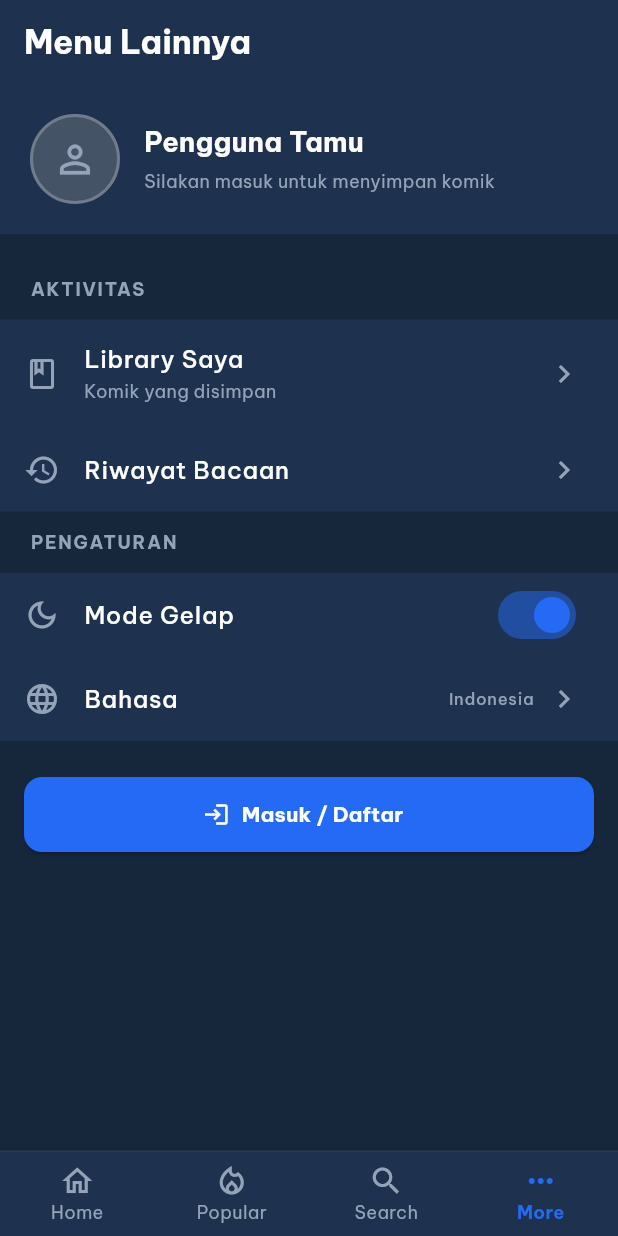
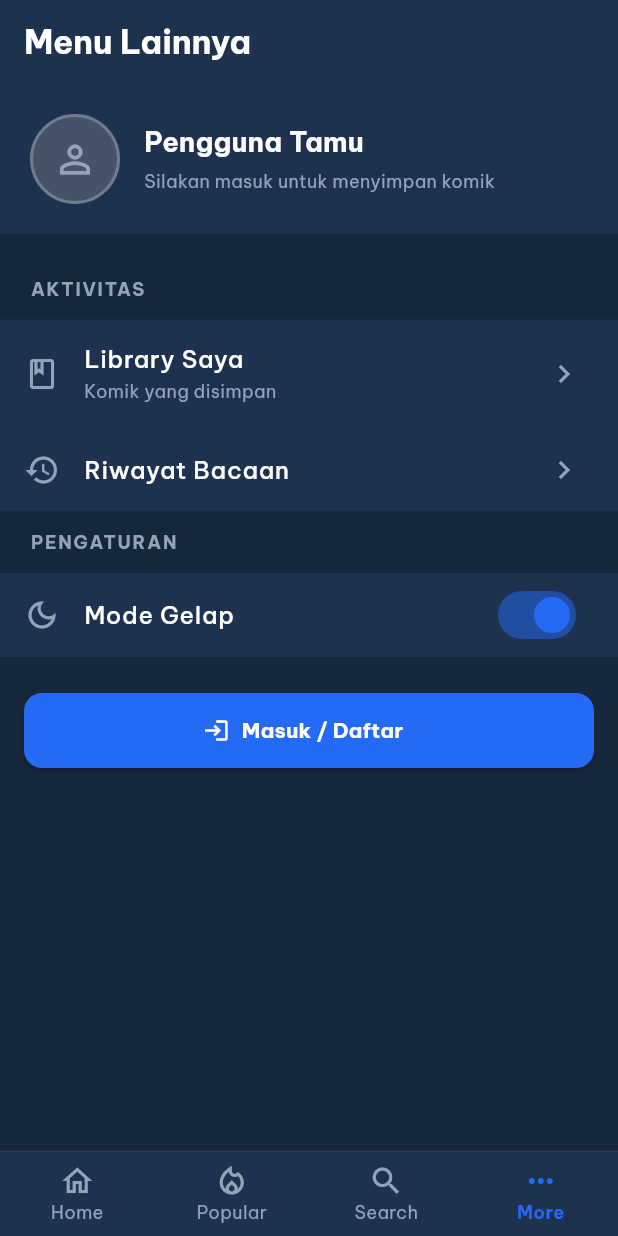
Before and after one commit to aufarmp/Project-MOP, a Flutter app: the screen it shows after launch, item 4 of the bottom bar chosen, on a phone screen of 412 x 824 dp. Run offline on Flutter 3.47's test engine with Material 3 defaults, Android fonts, the light colour scheme and no system bars; our stand-ins replace google_fonts, shared_preferences; network calls fail.

Commit message:
Updating More.php

```diff
--- a/lib/services/api_service.dart
+++ b/lib/services/api_service.dart
@@ -81,7 +81,7 @@ class ApiService {
     }
   }
 
-// ==========================================
+  // ==========================================
   // FUNGSI 4: Autentikasi / Login
   // ==========================================
   Future<Map<String, dynamic>> login(String email, String password) async {
--- a/lib/views/more.dart
+++ b/lib/views/more.dart
@@ -19,7 +19,6 @@ class More extends StatefulWidget {
 
 class _MoreState extends State<More> {
   bool _isDarkMode = themeNotifier.value == ThemeMode.dark;
-  final String _selectedLanguage = 'Indonesia';
 
   bool _isLoggedIn = false;
   String _userName = 'Pengguna Tamu';
@@ -73,7 +72,6 @@ class _MoreState extends State<More> {
                   subtitle: 'Komik yang disimpan',
                   onTap: () {
                     _checkAuthBeforeAction(() {
-                      // [UPDATE] Navigasi ke Library
                       Navigator.push(context, MaterialPageRoute(builder: (context) => const LibraryPage()));
                     });
                   },
@@ -83,7 +81,6 @@ class _MoreState extends State<More> {
                   title: 'Riwayat Bacaan',
                   onTap: () {
                     _checkAuthBeforeAction(() {
-                      // [UPDATE] Navigasi ke History
                       Navigator.push(context, MaterialPageRoute(builder: (context) => const HistoryPage()));
                     });
                   },
@@ -91,7 +88,7 @@ class _MoreState extends State<More> {
               ],
             ),
 
-            // 3. BAGIAN PENGATURAN (Bisa diakses siapa saja)
+            // 3. BAGIAN PENGATURAN
             _buildMenuSection(
               title: 'Pengaturan',
               items: [
@@ -104,18 +101,12 @@ class _MoreState extends State<More> {
                     themeNotifier.value = value ? ThemeMode.dark : ThemeMode.light;
                   },
                 ),
-                _buildListTile(
-                  icon: Icons.language,
-                  title: 'Bahasa',
-                  trailingText: _selectedLanguage,
-                  onTap: () {},
-                ),
               ],
             ),
 
             const SizedBox(height: 24),
 
-            // 4. TOMBOL DINAMIS (Login vs Logout)
+            // 4. TOMBOL DINAMIS
             Padding(
               padding: const EdgeInsets.symmetric(horizontal: 16),
               child: _isLoggedIn
@@ -186,11 +177,6 @@ class _MoreState extends State<More> {
               ],
             ),
           ),
-          if (_isLoggedIn)
-            IconButton(
-              icon: const Icon(Icons.edit_outlined, color: AppColors.primary),
-              onPressed: () {},
-            ),
         ],
       ),
     );
```
